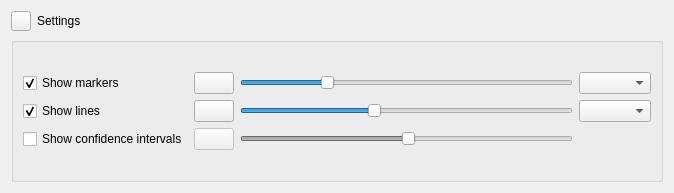
softmatterlab/Braph-2.0-Python, file braphy/gui/ui_files/binary_plot_settings.ui: the form before one commit.
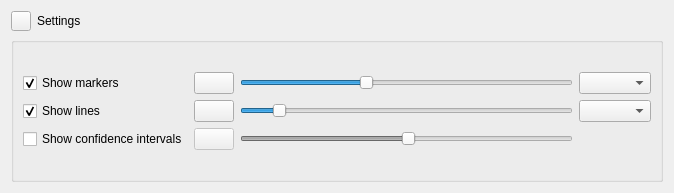
The form after the commit.

Commit message: Add toolbar to binary plot

```diff
--- a/braphy/gui/ui_files/binary_plot_settings.ui
+++ b/braphy/gui/ui_files/binary_plot_settings.ui
@@ -85,7 +85,7 @@
              <number>2</number>
             </property>
             <property name="value">
-             <number>2</number>
+             <number>3</number>
             </property>
             <property name="orientation">
              <enum>Qt::Horizontal</enum>
@@ -114,7 +114,7 @@
              <number>2</number>
             </property>
             <property name="value">
-             <number>8</number>
+             <number>2</number>
             </property>
             <property name="orientation">
              <enum>Qt::Horizontal</enum>
```
The commit also changes 6 other files.
